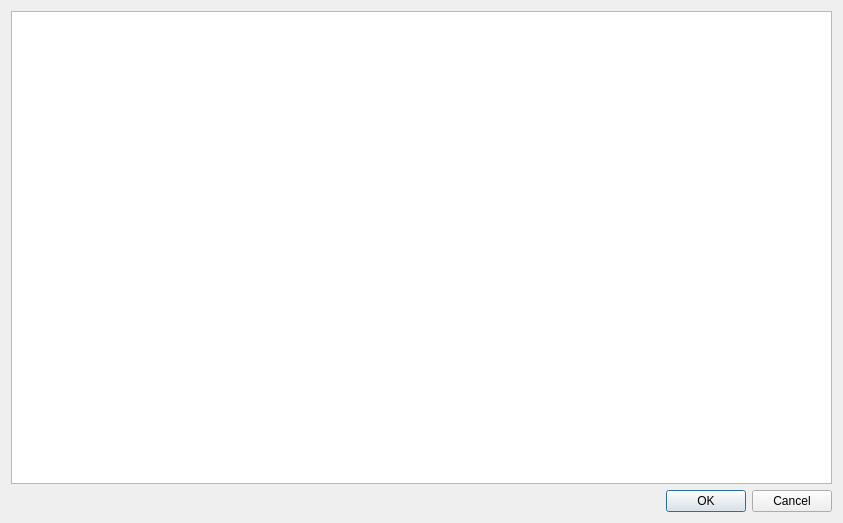
The window that orders/orderviewer.ui (gustavosinbandera1/mayorga_db) describes before a commit, drawn with Qt 5.
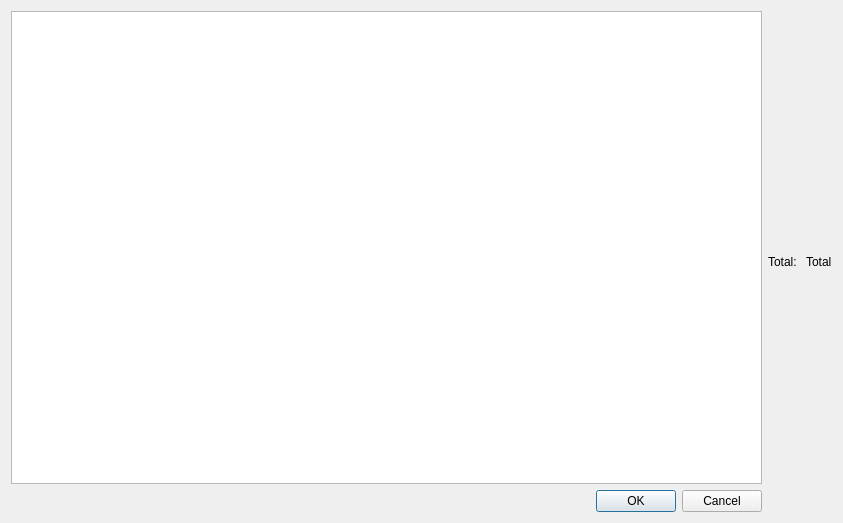
The same window after the commit.

```diff
--- a/orders/orderviewer.ui
+++ b/orders/orderviewer.ui
@@ -15,6 +15,8 @@
   </property>
   <layout class="QGridLayout" name="gridLayout">
    <item row="0" column="0">
+    <layout class="QHBoxLayout" name="horizontalLayout_3">
+     <item>
     <layout class="QVBoxLayout" name="verticalLayout">
      <item>
       <widget class="QTableView" name="orderViewerTable"/>
@@ -38,6 +40,26 @@
         <widget class="QDialogButtonBox" name="okButton">
          <property name="standardButtons">
           <set>QDialogButtonBox::Cancel|QDialogButtonBox::Ok</set>
+           </property>
+          </widget>
+         </item>
+        </layout>
+       </item>
+      </layout>
+     </item>
+     <item>
+      <layout class="QHBoxLayout" name="horizontalLayout_2">
+       <item>
+        <widget class="QLabel" name="label">
+         <property name="text">
+          <string>Total: </string>
+         </property>
+        </widget>
+       </item>
+       <item>
+        <widget class="QLabel" name="TotalLabel">
+         <property name="text">
+          <string>Total</string>
          </property>
         </widget>
        </item>
```
Lines whose indentation alone changed are shown as unchanged.
